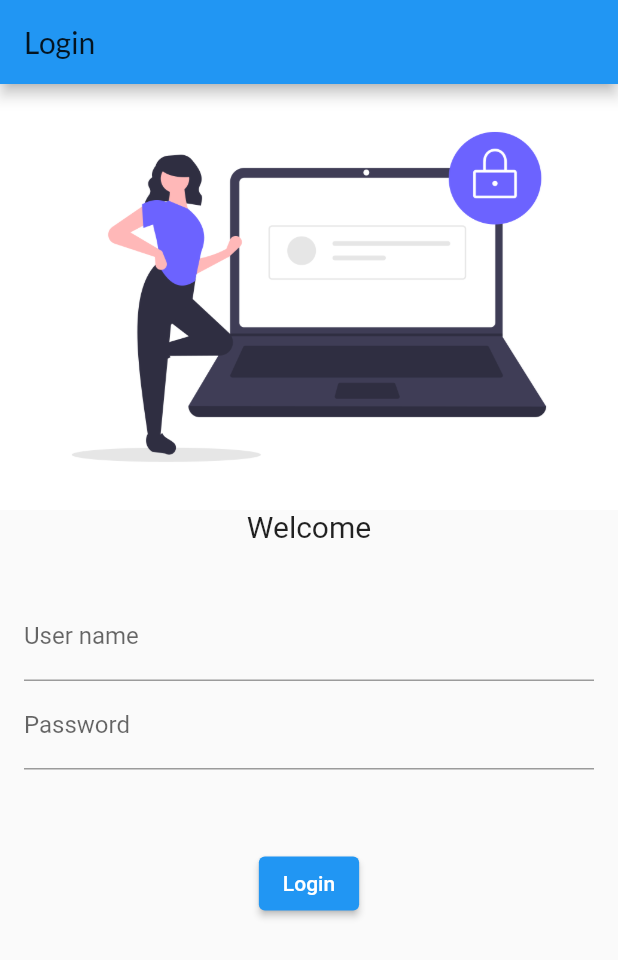
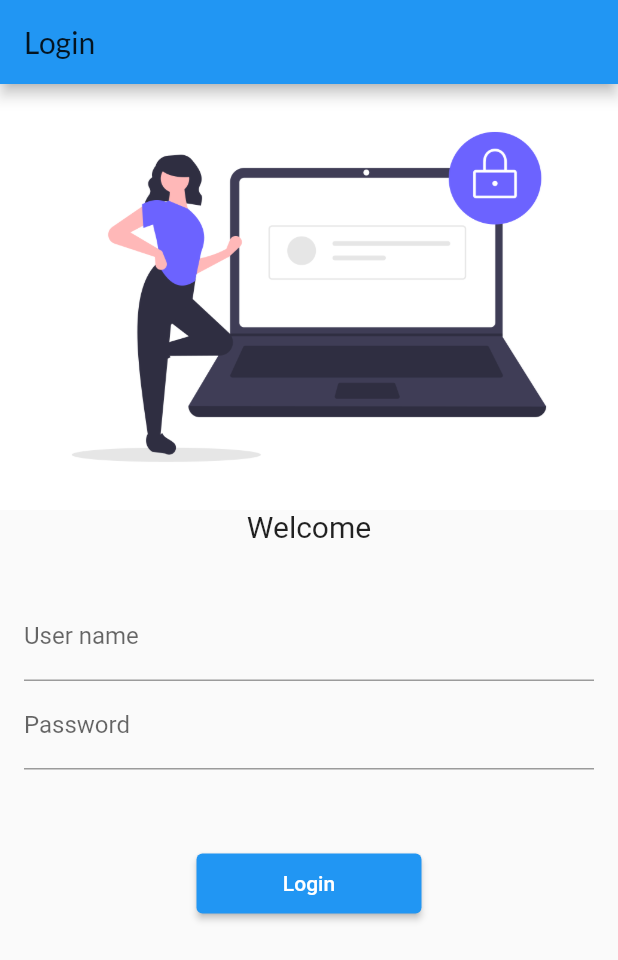
Before and after one commit to sakib143/flutter-learning, a Flutter app: the screen it shows after launch, on a phone screen of 412 x 824 dp. Shown: the top 960 px of the screen. Run offline on Flutter 3.47's test engine with Material 2 defaults, Android fonts, the phone set to English and light mode, and no system bars; our stand-ins replace google_fonts.

Commit message:
Login screen designing completed.....Sakib Syed

```diff
--- a/lib/main.dart
+++ b/lib/main.dart
@@ -2,6 +2,7 @@ import 'package:flutter/cupertino.dart';
 import 'package:flutter/material.dart';
 import 'package:testing/pages/Login_page.dart';
 import 'package:testing/pages/home_page.dart';
+import 'package:testing/utils/MyRoutes.dart';
 
 void main() {
   runApp(MyApp());
@@ -11,9 +12,11 @@ class MyApp extends StatelessWidget {
   @override
   Widget build(BuildContext context) {
     return MaterialApp(
+      debugShowCheckedModeBanner: false,
       routes: {
         "/": (context) => LoginPage(),
-        "/login": (context) => LoginPage(),
+        MyRoutess.loginRoute: (context) => LoginPage(),
+        MyRoutess.homeRoute: (context) => Homepagge(),
       },
     );
   }
--- a/lib/pages/Login_page.dart
+++ b/lib/pages/Login_page.dart
@@ -1,5 +1,6 @@
 import 'package:flutter/material.dart';
 import 'package:google_fonts/google_fonts.dart';
+import 'package:testing/utils/MyRoutes.dart';
 
 class LoginPage extends StatelessWidget {
   @override
@@ -12,6 +13,7 @@ class LoginPage extends StatelessWidget {
           title: Text('Login '),
         ),
         body: SafeArea(
+          child: SingleChildScrollView(
             child: Column(
               children: <Widget>[
                 Image.asset(
@@ -42,11 +44,13 @@ class LoginPage extends StatelessWidget {
                 ElevatedButton(
                   onPressed: () {
                     print('Button clicked !!!');
+                    Navigator.pushNamed(context, MyRoutess.homeRoute);
                   },
                   child: Text('Login'),
-                style: TextButton.styleFrom(),
+                  style: TextButton.styleFrom(minimumSize: Size(150, 40)),
                 )
               ],
+            ),
           ),
         ),
       ),
--- a/lib/pages/home_page.dart
+++ b/lib/pages/home_page.dart
@@ -7,7 +7,7 @@ class Homepagge extends StatelessWidget {
     return MaterialApp(
       home: Scaffold(
         appBar: AppBar(
-          title: Text('Catelog '),
+          title: Text('Home '),
         ),
         body: SafeArea(
           child: Center(
--- /dev/null
+++ b/lib/utils/MyRoutes.dart
@@ -0,0 +1,4 @@
+class MyRoutess {
+  static String loginRoute = "/login";
+  static String homeRoute = "/home";
+}
```
Lines whose indentation alone changed are shown as unchanged.
